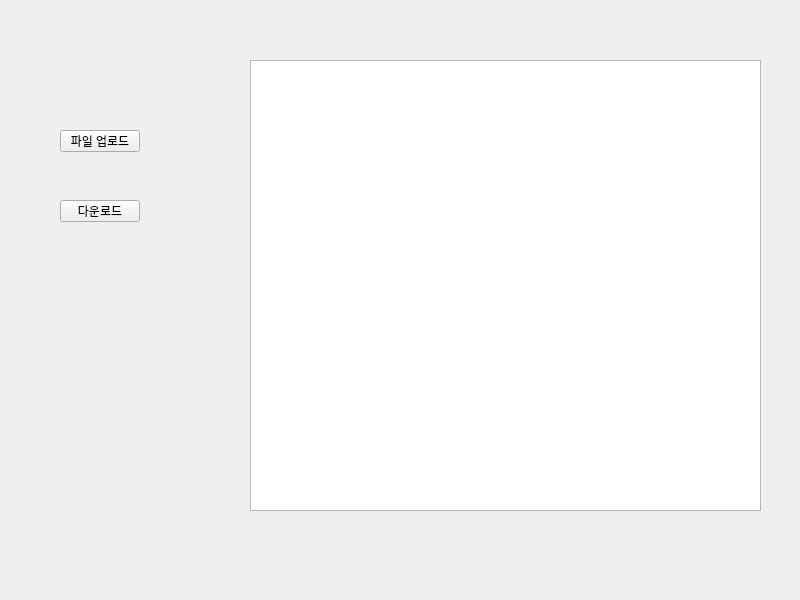
Before: the Qt Designer form source/designer_ui/file_menu.ui in Leedonggeon123/save, drawn with Qt 5.
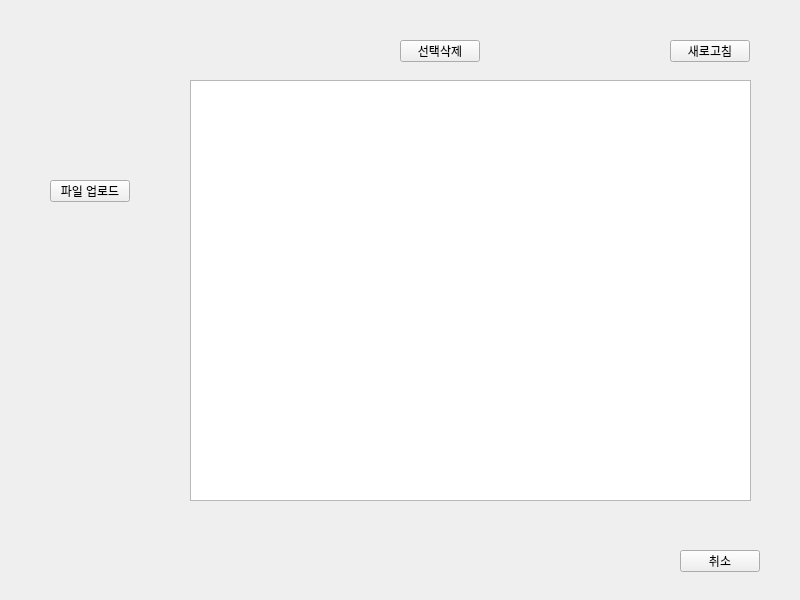
After: the same form once the commit is applied.

What changed in the file:
```diff
--- a/source/designer_ui/file_menu.ui
+++ b/source/designer_ui/file_menu.ui
@@ -16,8 +16,8 @@
   <widget class="QPushButton" name="upload_btn">
    <property name="geometry">
     <rect>
-     <x>60</x>
-     <y>130</y>
+     <x>50</x>
+     <y>180</y>
      <width>80</width>
      <height>22</height>
     </rect>
@@ -26,27 +26,56 @@
     <string>파일 업로드</string>
    </property>
   </widget>
-  <widget class="QPushButton" name="download_btn">
+  <widget class="QTableWidget" name="file_table">
    <property name="geometry">
     <rect>
-     <x>60</x>
-     <y>200</y>
+     <x>190</x>
+     <y>80</y>
+     <width>561</width>
+     <height>421</height>
+    </rect>
+   </property>
+   <property name="editTriggers">
+    <set>QAbstractItemView::EditTrigger::NoEditTriggers</set>
+   </property>
+  </widget>
+  <widget class="QPushButton" name="refresh_btn">
+   <property name="geometry">
+    <rect>
+     <x>670</x>
+     <y>40</y>
      <width>80</width>
      <height>22</height>
     </rect>
    </property>
    <property name="text">
-    <string>다운로드</string>
+    <string>새로고침</string>
    </property>
   </widget>
-  <widget class="QTableView" name="tableView">
+  <widget class="QPushButton" name="delete_btn">
    <property name="geometry">
     <rect>
-     <x>250</x>
-     <y>60</y>
-     <width>511</width>
-     <height>451</height>
+     <x>400</x>
+     <y>40</y>
+     <width>80</width>
+     <height>22</height>
     </rect>
+   </property>
+   <property name="text">
+    <string>선택삭제</string>
+   </property>
+  </widget>
+  <widget class="QPushButton" name="cancel_btn">
+   <property name="geometry">
+    <rect>
+     <x>680</x>
+     <y>550</y>
+     <width>80</width>
+     <height>22</height>
+    </rect>
+   </property>
+   <property name="text">
+    <string>취소</string>
    </property>
   </widget>
  </widget>
```
